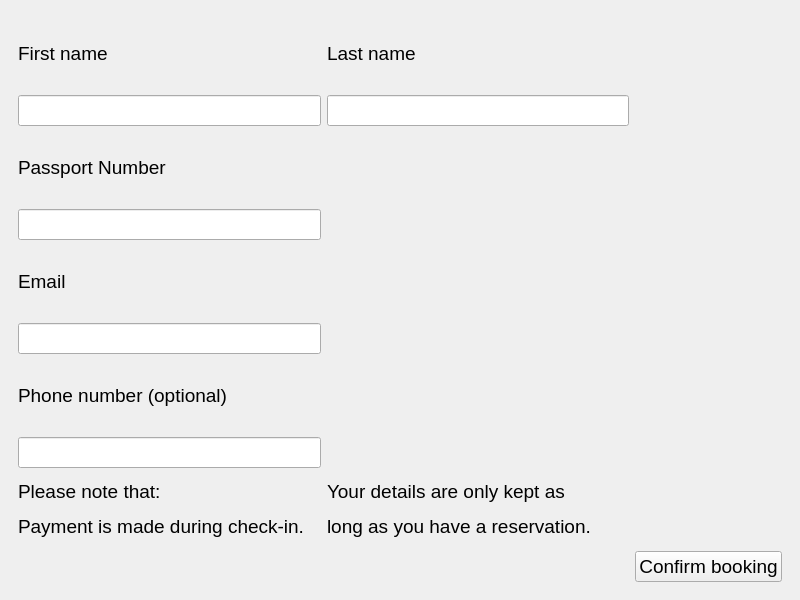
veeyslaw/hotelDB, file Front/form.ui: the form before one commit.
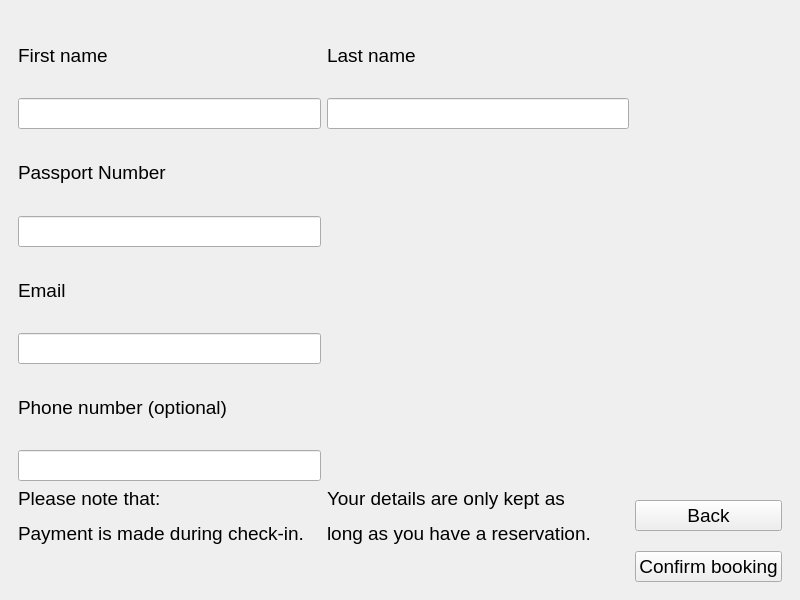
The form after the commit. The open tabs and pages were chosen to show the change. Icons and pictures are not drawn.

Commit message: Add back button on check out

```diff
--- a/Front/form.ui
+++ b/Front/form.ui
@@ -506,6 +506,13 @@
           </property>
          </widget>
         </item>
+        <item row="8" column="2">
+         <widget class="QPushButton" name="back_button">
+          <property name="text">
+           <string>Back</string>
+          </property>
+         </widget>
+        </item>
        </layout>
       </widget>
       <widget class="QWidget" name="successful_page">
```
Left out of the diff: 4 changed lines with no effect on the pictures.
